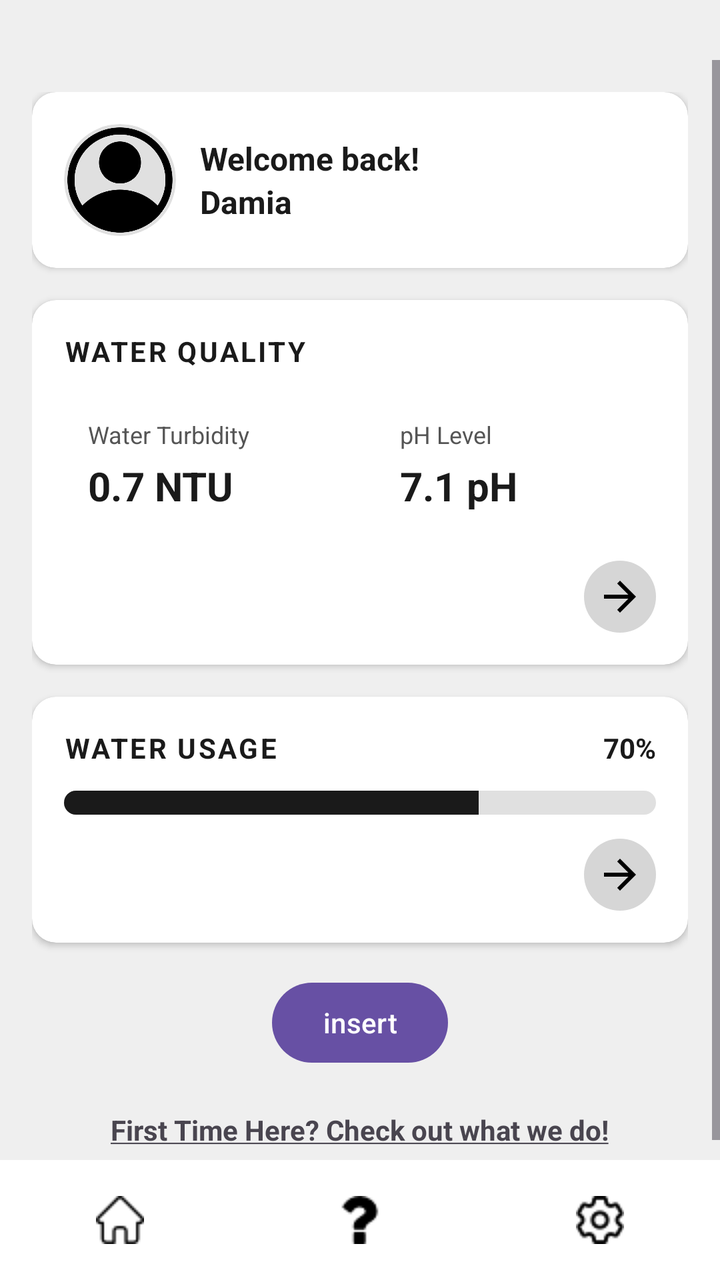
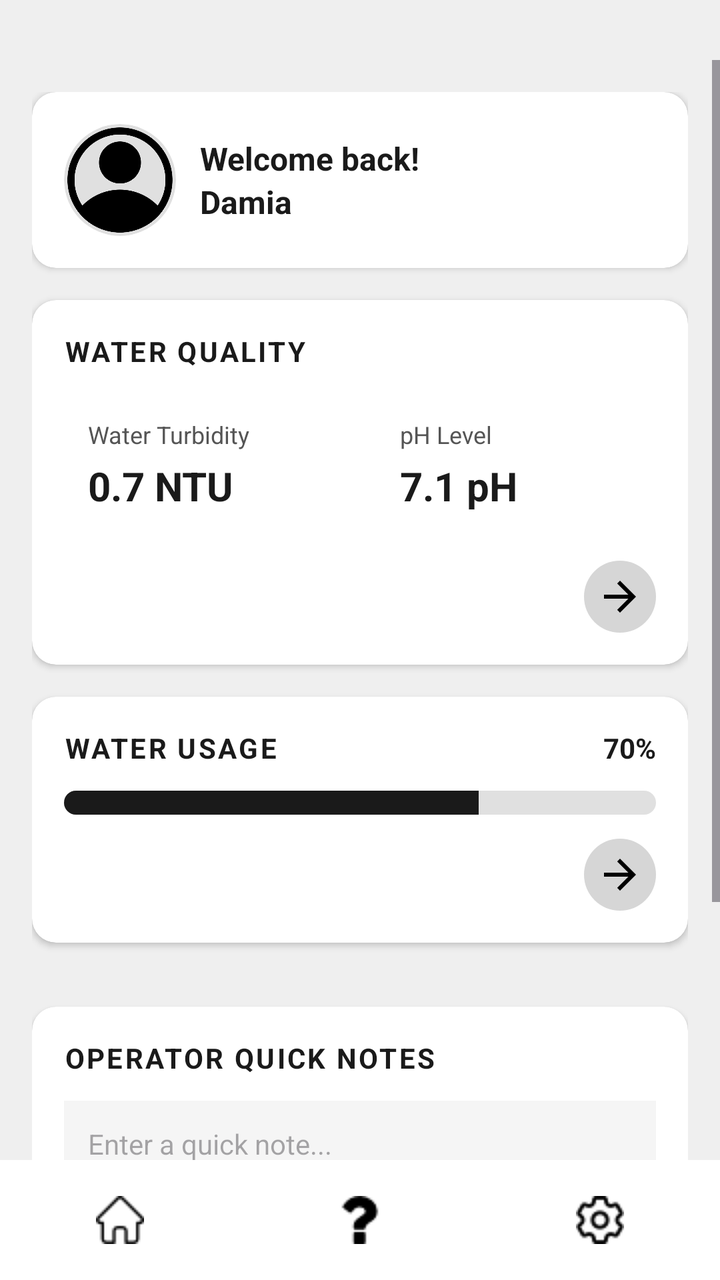

The first picture is an Android layout as it rendered before a commit; the second is the same layout after the commit. The layout source and the unified diff follow.
<!-- AndroidManifest.xml: application theme Theme.WaterFilter -->
<!-- res/layout/activity_home.xml -->
<?xml version="1.0" encoding="utf-8"?>
<RelativeLayout
    xmlns:android="http://schemas.android.com/apk/res/android"
    xmlns:app="http://schemas.android.com/apk/res-auto"
    android:layout_width="match_parent"
    android:layout_height="match_parent"
    android:paddingTop="30dp"

    android:background="#EFEFEF">


    
    <LinearLayout
        android:id="@+id/bottomnavbar"
        android:layout_width="match_parent"
        android:layout_height="60dp"
        android:orientation="horizontal"
        android:layout_alignParentBottom="true"
        android:background="#FFFFFF"
        android:gravity="center">

        <ImageButton
            android:id="@+id/nav1"
            android:layout_width="0dp"
            android:layout_height="match_parent"
            android:layout_weight="1"
            android:src="@drawable/home"
            android:background="?attr/selectableItemBackgroundBorderless"/>

        <ImageButton
            android:id="@+id/nav2"
            android:layout_width="0dp"
            android:layout_height="match_parent"
            android:layout_weight="1"
            android:src="@drawable/questionsign"
            android:background="?attr/selectableItemBackgroundBorderless"/>

        <ImageButton
            android:id="@+id/nav3"
            android:layout_width="0dp"
            android:layout_height="match_parent"
            android:layout_weight="1"
            android:src="@drawable/setting"
            android:background="?attr/selectableItemBackgroundBorderless" />

    </LinearLayout>


    

    <ScrollView
        android:layout_width="match_parent"
        android:layout_height="match_parent"
        android:layout_above="@id/bottomnavbar"
        android:fillViewport="true">

        <LinearLayout
            android:layout_width="match_parent"
            android:layout_height="wrap_content"
            android:orientation="vertical"
            android:padding="16dp">

            <androidx.cardview.widget.CardView
                android:layout_width="match_parent"
                android:layout_height="wrap_content"
                android:layout_marginBottom="16dp"
                app:cardCornerRadius="12dp"
                app:cardElevation="2dp"
                app:cardBackgroundColor="#FFFFFF">

                <LinearLayout
                    android:layout_width="match_parent"
                    android:layout_height="wrap_content"
                    android:orientation="horizontal"
                    android:padding="16dp"
                    android:gravity="center_vertical">

                    <ImageView
                        android:id="@+id/imgUserPfp"
                        android:layout_width="56dp"
                        android:layout_height="56dp"
                        android:src="@drawable/userpfp"
                        android:scaleType="centerCrop"
                        android:background="@drawable/circle_bg"
                        android:clipToOutline="true" />

                    <LinearLayout
                        android:layout_width="0dp"
                        android:layout_height="wrap_content"
                        android:layout_weight="1"
                        android:orientation="vertical"
                        android:layout_marginStart="12dp">

                        <TextView
                            android:layout_width="wrap_content"
                            android:layout_height="wrap_content"
                            android:text="Welcome back!"
                            android:textSize="16sp"
                            android:textStyle="bold"
                            android:textColor="#1A1A1A" />

                        <TextView
                            android:id="@+id/UserName"
                            android:layout_width="wrap_content"
                            android:layout_height="wrap_content"
                            android:text="Damia"
                            android:textSize="16sp"
                            android:textStyle="bold"
                            android:textColor="#1A1A1A" />
                    </LinearLayout>
                </LinearLayout>
            </androidx.cardview.widget.CardView>

            <androidx.cardview.widget.CardView
                android:layout_width="match_parent"
                android:layout_height="wrap_content"
                android:layout_marginBottom="16dp"
                app:cardCornerRadius="12dp"
                app:cardElevation="2dp"
                app:cardBackgroundColor="@color/white">

                <LinearLayout
                    android:layout_width="match_parent"
                    android:layout_height="wrap_content"
                    android:orientation="vertical"
                    android:padding="16dp">

                    <TextView
                        android:layout_width="wrap_content"
                        android:layout_height="wrap_content"
                        android:text="WATER QUALITY"
                        android:textSize="14sp"
                        android:textStyle="bold"
                        android:textColor="#1A1A1A"
                        android:letterSpacing="0.08"
                        android:layout_marginBottom="12dp" />

                    <LinearLayout
                        android:layout_width="match_parent"
                        android:layout_height="wrap_content"
                        android:orientation="horizontal"
                        android:weightSum="2"
                        android:layout_marginBottom="12dp">

                        <androidx.cardview.widget.CardView
                            android:layout_width="0dp"
                            android:layout_height="wrap_content"
                            android:layout_weight="1"
                            android:layout_marginEnd="8dp"
                            app:cardCornerRadius="8dp"
                            app:cardElevation="0dp"
                            android:elevation="7dp"
                            app:cardBackgroundColor="#FFFFFF">

                            <LinearLayout
                                android:layout_width="match_parent"
                                android:layout_height="wrap_content"
                                android:orientation="vertical"
                                android:padding="12dp">

                                <TextView
                                    android:layout_width="wrap_content"
                                    android:layout_height="wrap_content"
                                    android:text="Water Turbidity"
                                    android:textSize="12sp"
                                    android:textColor="#555555"
                                    android:layout_marginBottom="4dp" />

                                <TextView
                                    android:id="@+id/tvTurbidity"
                                    android:layout_width="wrap_content"
                                    android:layout_height="wrap_content"
                                    android:text="0.7 NTU"
                                    android:textSize="20sp"
                                    android:textStyle="bold"
                                    android:textColor="#1A1A1A" />
                            </LinearLayout>
                        </androidx.cardview.widget.CardView>

                        <androidx.cardview.widget.CardView
                            android:layout_width="0dp"
                            android:layout_height="wrap_content"
                            android:layout_weight="1"
                            android:layout_marginStart="8dp"
                            app:cardCornerRadius="8dp"
                            app:cardElevation="0dp"
                            app:cardBackgroundColor="#FFFFFF">

                            <LinearLayout
                                android:layout_width="match_parent"
                                android:layout_height="wrap_content"
                                android:orientation="vertical"
                                android:padding="12dp">

                                <TextView
                                    android:layout_width="wrap_content"
                                    android:layout_height="wrap_content"
                                    android:text="pH Level"
                                    android:textSize="12sp"
                                    android:textColor="#555555"
                                    android:layout_marginBottom="4dp" />

                                <TextView
                                    android:id="@+id/tvPH"
                                    android:layout_width="wrap_content"
                                    android:layout_height="wrap_content"
                                    android:text="7.1 pH"
                                    android:textSize="20sp"
                                    android:textStyle="bold"
                                    android:textColor="#1A1A1A" />
                            </LinearLayout>
                        </androidx.cardview.widget.CardView>
                    </LinearLayout>

                    <LinearLayout
                        android:layout_width="match_parent"
                        android:layout_height="wrap_content"
                        android:gravity="end">

                        <ImageButton
                            android:id="@+id/btnWaterQualityMore"
                            android:layout_width="36dp"
                            android:layout_height="36dp"
                            android:src="@drawable/ic_arrow_forward"
                            android:background="@drawable/circle_bg_gray"
                            android:padding="8dp"
                            android:contentDescription="View water quality details" />
                    </LinearLayout>
                </LinearLayout>
            </androidx.cardview.widget.CardView>

            <androidx.cardview.widget.CardView
                android:layout_width="match_parent"
                android:layout_height="wrap_content"
                android:layout_marginBottom="16dp"
                app:cardCornerRadius="12dp"
                app:cardElevation="2dp"
                app:cardBackgroundColor="#FFFFFF">

                <LinearLayout
                    android:layout_width="match_parent"
                    android:layout_height="wrap_content"
                    android:orientation="vertical"
                    android:padding="16dp">

                    <LinearLayout
                        android:layout_width="match_parent"
                        android:layout_height="wrap_content"
                        android:orientation="horizontal"
                        android:gravity="center_vertical"
                        android:layout_marginBottom="12dp">

                        <TextView
                            android:layout_width="0dp"
                            android:layout_height="wrap_content"
                            android:layout_weight="1"
                            android:text="WATER USAGE"
                            android:textSize="14sp"
                            android:textStyle="bold"
                            android:textColor="#1A1A1A"
                            android:letterSpacing="0.08" />

                        <TextView
                            android:id="@+id/tvUsagePercent"
                            android:layout_width="wrap_content"
                            android:layout_height="wrap_content"
                            android:text="70%"
                            android:textSize="14sp"
                            android:textStyle="bold"
                            android:textColor="#1A1A1A" />
                    </LinearLayout>

                    <ProgressBar
                        android:id="@+id/progressWaterUsage"
                        style="?android:attr/progressBarStyleHorizontal"
                        android:layout_width="match_parent"
                        android:layout_height="12dp"
                        android:progress="70"
                        android:max="100"
                        android:progressDrawable="@drawable/progress_bar_custom"
                        android:layout_marginBottom="12dp" />

                    <LinearLayout
                        android:layout_width="match_parent"
                        android:layout_height="wrap_content"
                        android:gravity="end">

                        <ImageButton
                            android:id="@+id/btnWaterUsageMore"
                            android:layout_width="36dp"
                            android:layout_height="36dp"
                            android:src="@drawable/ic_arrow_forward"
                            android:background="@drawable/circle_bg_gray"
                            android:padding="8dp"
                            android:contentDescription="View water usage details" />
                    </LinearLayout>
                </LinearLayout>
            </androidx.cardview.widget.CardView>

            <Button
                android:id="@+id/testbutton"
                android:layout_width="wrap_content"
                android:layout_height="wrap_content"
                android:text="insert"
                android:layout_gravity="center"/>

            <TextView
                android:layout_width="wrap_content"
                android:layout_height="wrap_content"
                android:layout_gravity="center"
                android:layout_marginTop="20dp"
                android:textStyle="bold"
                android:id="@+id/firstTime"
                android:text="@string/first_underline"

                />



        </LinearLayout>
    </ScrollView>

</RelativeLayout>
<!-- resources referenced by this layout -->
<resources>
  <color name="white">#FFFFFFFF</color>
  <!-- drawable circle_bg (drawable) -->
  <?xml version="1.0" encoding="utf-8"?>
  <shape xmlns:android="http://schemas.android.com/apk/res/android"
      android:shape="oval">
      <solid android:color="#E0E0E0" />
  </shape>
  <!-- drawable circle_bg_gray (drawable) -->
  <?xml version="1.0" encoding="utf-8"?>
  <shape xmlns:android="http://schemas.android.com/apk/res/android"
      android:shape="oval">
      <solid android:color="#D6D6D6" />
  </shape>
  <!-- drawable home: png bitmap (drawable, 465 bytes) -->
  <!-- drawable ic_arrow_forward (drawable) -->
  <vector xmlns:android="http://schemas.android.com/apk/res/android" android:autoMirrored="true" android:height="24dp" android:tint="#000000" android:viewportHeight="24" android:viewportWidth="24" android:width="24dp">
        
      <path android:fillColor="@android:color/white" android:pathData="M12,4l-1.41,1.41L16.17,11H4v2h12.17l-5.58,5.59L12,20l8,-8z"/>
      
  </vector>
  <!-- drawable progress_bar_custom (drawable) -->
  <?xml version="1.0" encoding="utf-8"?>
  <layer-list xmlns:android="http://schemas.android.com/apk/res/android">
  
      
      <item android:id="@android:id/background">
          <shape android:shape="rectangle">
              <corners android:radius="6dp" />
              <solid android:color="#E0E0E0" />
          </shape>
      </item>
  
      
      <item android:id="@android:id/progress">
          <clip>
              <shape android:shape="rectangle">
                  <corners android:radius="6dp" />
                  <solid android:color="#1A1A1A" />
              </shape>
          </clip>
      </item>
  
  </layer-list>
  <!-- drawable questionsign: png bitmap (drawable, 484 bytes) -->
  <!-- drawable setting: png bitmap (drawable, 625 bytes) -->
  <!-- drawable userpfp: png bitmap (drawable, 16459 bytes) -->
  <string name="first_underline"><u>First Time Here? Check out what we do!</u></string>
  <style name="Theme.WaterFilter" parent="Base.Theme.WaterFilter" />
  <style name="Base.Theme.WaterFilter" parent="Theme.Material3.DayNight.NoActionBar">
          
      </style>
</resources>

<!-- the commit's change to res/layout/activity_home.xml (unified diff, before → after) -->
@@ -297,12 +297,59 @@
                 </LinearLayout>
             </androidx.cardview.widget.CardView>
 
-            <Button
-                android:id="@+id/testbutton"
-                android:layout_width="wrap_content"
-                android:layout_height="wrap_content"
-                android:text="insert"
-                android:layout_gravity="center"/>
+            
+            <androidx.cardview.widget.CardView
+                android:layout_width="match_parent"
+                android:layout_height="wrap_content"
+                android:layout_marginTop="16dp"
+                android:layout_marginBottom="16dp"
+                app:cardCornerRadius="12dp"
+                app:cardElevation="2dp"
+                app:cardBackgroundColor="#FFFFFF">
+
+                <LinearLayout
+                    android:layout_width="match_parent"
+                    android:layout_height="wrap_content"
+                    android:orientation="vertical"
+                    android:padding="16dp">
+
+                    <TextView
+                        android:layout_width="wrap_content"
+                        android:layout_height="wrap_content"
+                        android:text="OPERATOR QUICK NOTES"
+                        android:textSize="14sp"
+                        android:textStyle="bold"
+                        android:textColor="#1A1A1A"
+                        android:letterSpacing="0.08"
+                        android:layout_marginBottom="12dp" />
+
+                    <EditText
+                        android:id="@+id/etQuickNote"
+                        android:layout_width="match_parent"
+                        android:layout_height="wrap_content"
+                        android:hint="Enter a quick note..."
+                        android:textSize="14sp"
+                        android:padding="12dp"
+                        android:background="#F5F5F5"
+                        android:layout_marginBottom="8dp"/>
+
+                    <Button
+                        android:id="@+id/btnAddNote"
+                        android:layout_width="match_parent"
+                        android:layout_height="wrap_content"
+                        android:text="Save Note"
+                        android:backgroundTint="#1A1A1A"
+                        android:textColor="#FFFFFF"/>
+
+                    <androidx.recyclerview.widget.RecyclerView
+                        android:id="@+id/rvQuickNotes"
+                        android:layout_width="match_parent"
+                        android:layout_height="wrap_content"
+                        android:layout_marginTop="12dp"
+                        android:nestedScrollingEnabled="false" />
+
+                </LinearLayout>
+            </androidx.cardview.widget.CardView>
 
             <TextView
                 android:layout_width="wrap_content"
@@ -311,9 +358,7 @@
                 android:layout_marginTop="20dp"
                 android:textStyle="bold"
                 android:id="@+id/firstTime"
-                android:text="@string/first_underline"
-
-                />
+                android:text="@string/first_underline" />
 
 
 
